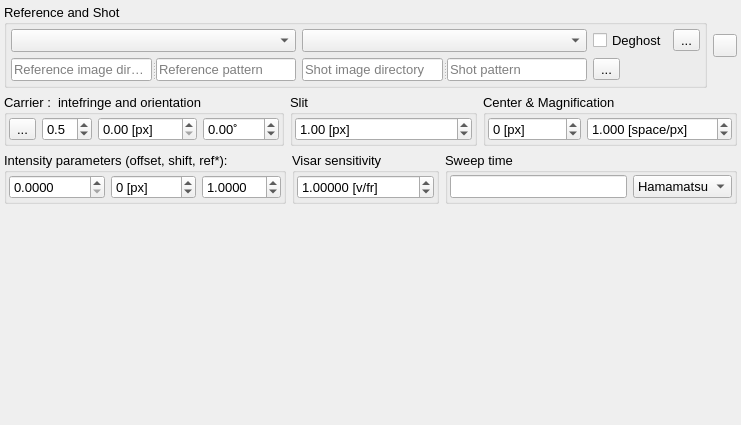
Old version of the form plugins/Visar/VisarSettings.ui in the repository NeutrinoToolkit/Neutrino.
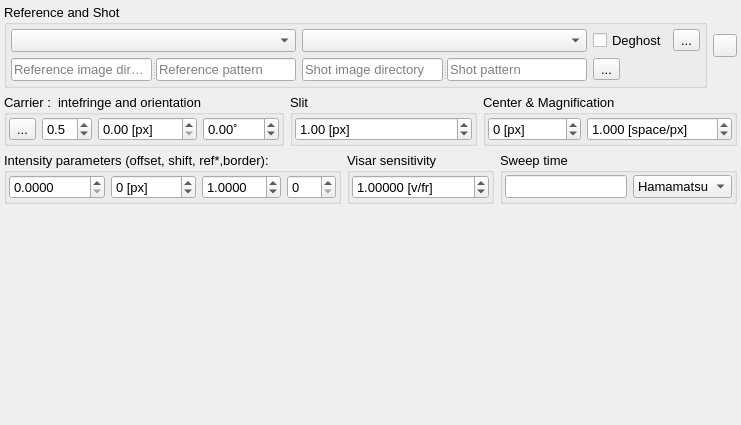
New version of the form. Icons and pictures are not drawn. Custom widgets are drawn as their Qt base class.

Commit message: add border removal to Visar

What changed in the file:
```diff
--- a/plugins/Visar/VisarSettings.ui
+++ b/plugins/Visar/VisarSettings.ui
@@ -506,7 +506,7 @@
          </font>
         </property>
         <property name="title">
-         <string>Intensity parameters (offset, shift, ref*): </string>
+         <string>Intensity parameters (offset, shift, ref*,border): </string>
         </property>
         <layout class="QHBoxLayout" name="horizontalLayout_4">
          <property name="leftMargin">
@@ -581,6 +581,13 @@
            </property>
           </widget>
          </item>
+         <item>
+          <widget class="QSpinBox" name="border">
+           <property name="maximum">
+            <number>999</number>
+           </property>
+          </widget>
+         </item>
         </layout>
        </widget>
       </item>
```
Left out of the diff: 6 changed lines with no effect on the pictures. The commit also changes 1 other file.
